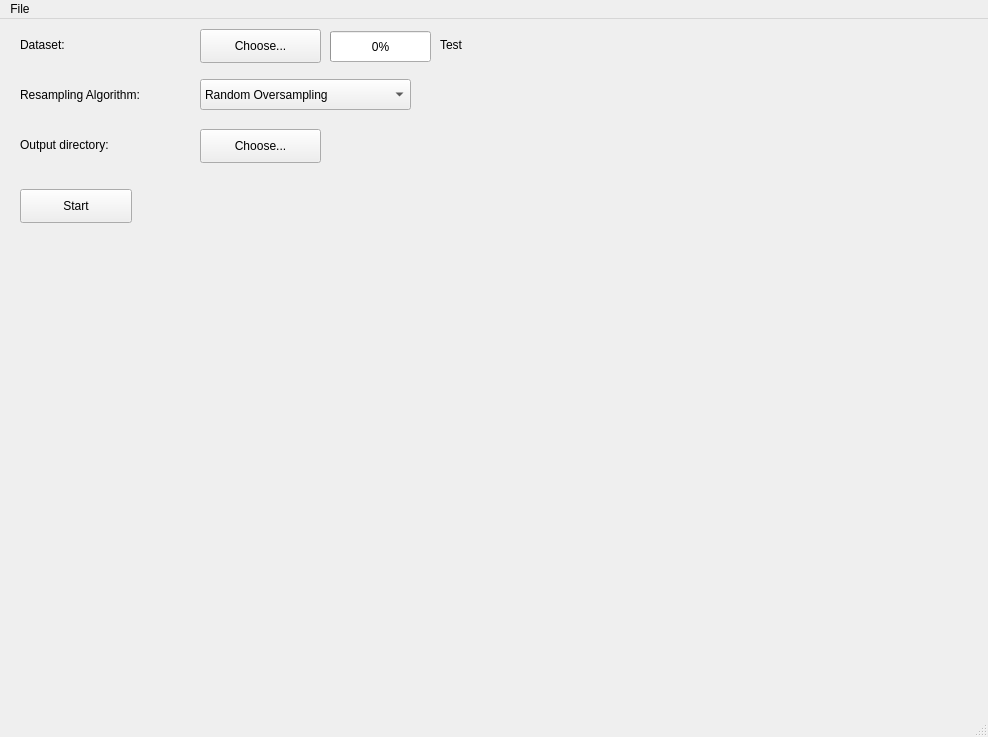
First picture: the form in main_ui.ui, repository punkie/resampler_new, before the edit.
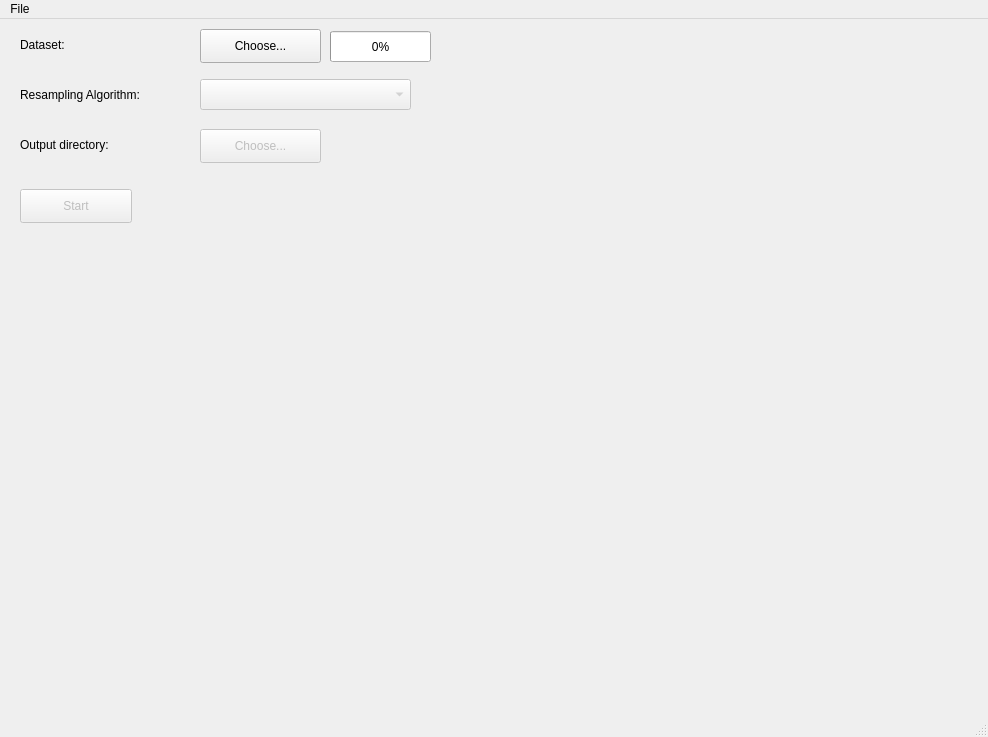
Second picture: the form after the edit.

Patch:
```diff
--- a/main_ui.ui
+++ b/main_ui.ui
@@ -76,7 +76,7 @@
    </widget>
    <widget class="QComboBox" name="resamplingAlgorithms">
     <property name="enabled">
-     <bool>true</bool>
+     <bool>false</bool>
     </property>
     <property name="geometry">
      <rect>
@@ -86,21 +86,6 @@
       <height>31</height>
      </rect>
     </property>
-    <item>
-     <property name="text">
-      <string>Random Oversampling</string>
-     </property>
-    </item>
-    <item>
-     <property name="text">
-      <string>Random Undersampling</string>
-     </property>
-    </item>
-    <item>
-     <property name="text">
-      <string>Smote</string>
-     </property>
-    </item>
    </widget>
    <widget class="QPushButton" name="datasetButton">
     <property name="geometry">
@@ -117,7 +102,7 @@
    </widget>
    <widget class="QPushButton" name="outputDirectoryButton">
     <property name="enabled">
-     <bool>true</bool>
+     <bool>false</bool>
     </property>
     <property name="geometry">
      <rect>
@@ -136,20 +121,20 @@
      <rect>
       <x>440</x>
       <y>10</y>
-      <width>331</width>
+      <width>531</width>
       <height>31</height>
      </rect>
     </property>
     <property name="text">
-     <string>Test</string>
+     <string/>
     </property>
    </widget>
    <widget class="QLabel" name="outputDirectoryPickedLabel">
     <property name="geometry">
      <rect>
-      <x>420</x>
+      <x>440</x>
       <y>110</y>
-      <width>331</width>
+      <width>531</width>
       <height>31</height>
      </rect>
     </property>
@@ -159,7 +144,7 @@
    </widget>
    <widget class="QPushButton" name="startButton">
     <property name="enabled">
-     <bool>true</bool>
+     <bool>false</bool>
     </property>
     <property name="geometry">
      <rect>
```
Left out of the diff: 3 changed lines with no effect on the pictures.
